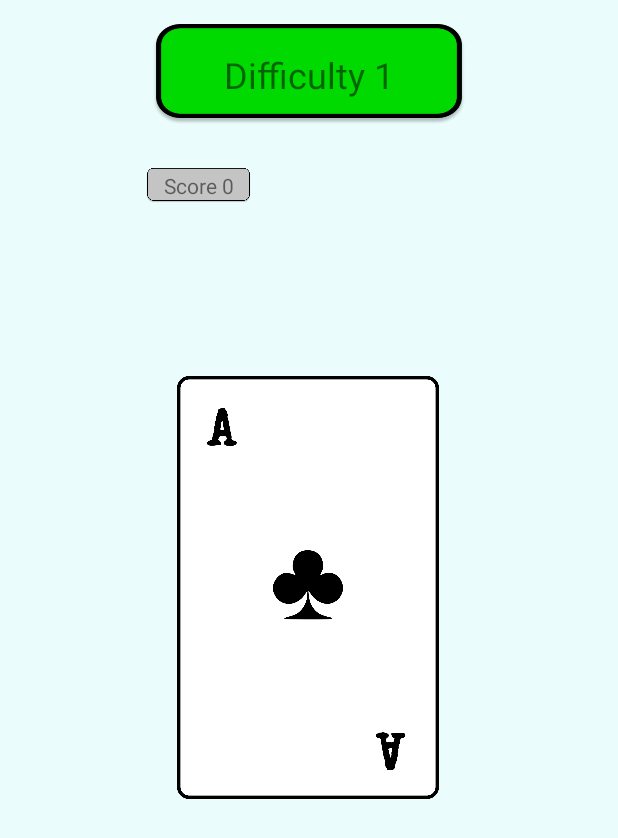
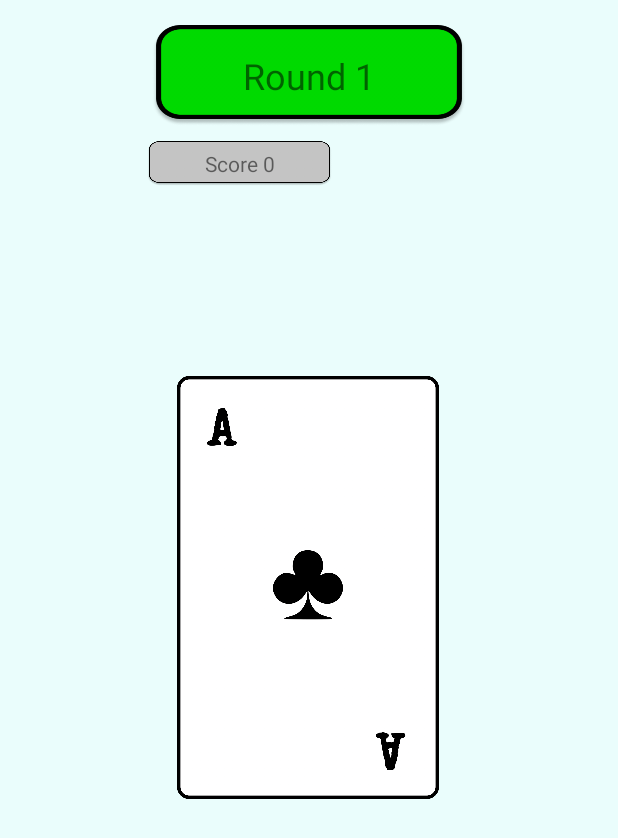
Before and after one commit to tuktukjohansson/ReaktionSpel, an Android app: the MainGameActivity screen opened directly, with no data from a screen before it, after a tap on "READY UP!", on a phone screen of 412 x 824 dp. Shown: the top 838 px of the screen. Run offline under Robolectric (Android 15) with nearby library versions, the phone set to English and light mode, and no system bars.

Commit message:
Sista Commiten. Nu är appen helt och hållet färdig, har bytt namn på difficulty till rundor istället, all text samt variabelnamn för lättare hantering. Har lagt till två hinder där första hindret kommer vid runda 10 och andra vid runda 18. Detta går väldigt lätt att modifiera för utvecklare för att testa hindren många gånger under kortare tid. Kan ändras i MainGameActivity längst upp. Har lagt till 4 kort i spelet som är de vanliga kortens motsatta färger för förvirring vid spelets gång.

```diff
--- a/app/src/main/java/com/example/mittreaktionspel/Datamanager.kt
+++ b/app/src/main/java/com/example/mittreaktionspel/Datamanager.kt
@@ -2,6 +2,6 @@ package com.example.mittreaktionspel
 
 object Datamanager {
     var score = 0
-    var difficulty = 1
+    var round = 1
     var milishowtime = 1500
 }
--- a/app/src/main/java/com/example/mittreaktionspel/MainGameActivity.kt
+++ b/app/src/main/java/com/example/mittreaktionspel/MainGameActivity.kt
@@ -2,13 +2,20 @@ package com.example.mittreaktionspel
 
 import android.content.Intent
 import android.graphics.Color
+import android.opengl.Visibility
 import androidx.appcompat.app.AppCompatActivity
 import android.os.Bundle
 import android.view.View
 import android.os.CountDownTimer
 import android.provider.ContactsContract
 import android.widget.*
+
+
 class MainGameActivity : AppCompatActivity() {
+    //-----Spawn obstacle at Round-----\\
+    var firstobstacle = 10
+    var secondobstacle = 18
+    //-----Spawn obstacle at Round-----\\
     // ---------------------------------Variabler --------------------------------------\\
     var kort = 0
     var milirandomdelaytime = 0
@@ -16,14 +23,19 @@ class MainGameActivity : AppCompatActivity() {
         R.drawable.redheart, R.drawable.reddiamond,
         R.drawable.blackclubs, R.drawable.blackspade
     )
+    var listofalerts = listOf(R.drawable.blacknow,R.drawable.rednblacknow)
+    lateinit var alertview : ImageView
+    lateinit var closealertview : ImageButton
     var listofbuttons = listOf<ImageButton>()
-    lateinit var Cardimage : ImageView
+    lateinit var Cardimage: ImageView
+
     // ---------------------------------------------------------------------------------\\
     // ---------------------------------On Create-------------------------------------- \\
     override fun onCreate(savedInstanceState: Bundle?) {
         super.onCreate(savedInstanceState)
         setContentView(R.layout.activity_main_game)
-
+        alertview = findViewById<ImageView>(R.id.alert)
+        closealertview = findViewById<ImageButton>(R.id.closealert)
         Cardimage = findViewById<ImageView>(R.id.imagecard)
         resetgame()
         listofbuttons = listOf<ImageButton>(
@@ -31,6 +43,7 @@ class MainGameActivity : AppCompatActivity() {
             findViewById(R.id.clubsbutton), findViewById(R.id.spadebutton)
         )
     }
+
     // --------------------------------------------------------------------------------- \\
     // ------------------------------------Main Game------------------------------------ \\
     fun Startgamebutton(view: View) {
@@ -39,11 +52,12 @@ class MainGameActivity : AppCompatActivity() {
         val Difficultytextbox = findViewById<TextView>(R.id.difficulty)
         val Answertextbox = findViewById<TextView>(R.id.Answerbox)
         Answertextbox.setText("")
-        Difficultytextbox.setText("Difficulty ${Datamanager.difficulty}")
+        Difficultytextbox.setText("Round ${Datamanager.round}")
         val timer2 = object : CountDownTimer(milirandomdelaytime.toLong(), 1000) {
             override fun onTick(millisUntilFinished: Long) {
                 startgamegone()
             }
+
             override fun onFinish() {
                 val timer = object : CountDownTimer(Datamanager.milishowtime.toLong(), 1000) {
                     override fun onTick(millisUntilFinished: Long) {
@@ -53,6 +67,9 @@ class MainGameActivity : AppCompatActivity() {
                     override fun onFinish() {
                         buttonsvisable()
                         Cardimage.setImageResource(R.drawable.cards)
+                        if (kort > 3){
+                            kort = kort - 4
+                        }
                     }
                 }
                 timer.start()
@@ -60,6 +77,7 @@ class MainGameActivity : AppCompatActivity() {
         }
         timer2.start()
     }
+
     // ------------------------------GONE-VISIBILITY----------------------------------- \\
     fun buttonsvisable() {
         var i = 0
@@ -69,6 +87,7 @@ class MainGameActivity : AppCompatActivity() {
             i++
         }
     }
+
     fun iconbuttonsgone() {
         var i = 0
         for (x in listofbuttons) {
@@ -76,14 +95,18 @@ class MainGameActivity : AppCompatActivity() {
             i++
         }
     }
+
     fun startgamevisable() {
         val startgamebutton = findViewById<Button>(R.id.startgamebutton)
         startgamebutton.visibility = View.VISIBLE
+
     }
+
     fun startgamegone() {
         val startgamebutton = findViewById<Button>(R.id.startgamebutton)
         startgamebutton.visibility = View.GONE
     }
+
     // --------------------------------ACTION ON ANSWER---------------------------------- \\
     fun Answerheart(view: View) {
         if (kort == 0) {
@@ -92,6 +115,7 @@ class MainGameActivity : AppCompatActivity() {
             felsvar()
         }
     }
+
     fun Answerdiamond(view: View) {
         if (kort == 1) {
             rattsvar()
@@ -99,6 +123,7 @@ class MainGameActivity : AppCompatActivity() {
             felsvar()
         }
     }
+
     fun Answerclubs(view: View) {
         if (kort == 2) {
             rattsvar()
@@ -106,6 +131,7 @@ class MainGameActivity : AppCompatActivity() {
             felsvar()
         }
     }
+
     fun Answerspade(view: View) {
         if (kort == 3) {
             rattsvar()
@@ -113,41 +139,83 @@ class MainGameActivity : AppCompatActivity() {
             felsvar()
         }
     }
+
     // ------------------------------REPEATING CALCULATIONS----------------------------- \\
     fun runcalcs() {
-        kort = (0..3).random()
-        Datamanager.milishowtime = Datamanager.milishowtime / 10
-        Datamanager.milishowtime = Datamanager.milishowtime * 9
-        milirandomdelaytime = (500..3500).random()
+        if (Datamanager.round > secondobstacle) {
+            kort = (0..7).random()
+            Datamanager.milishowtime = Datamanager.milishowtime / 10
+            Datamanager.milishowtime = Datamanager.milishowtime * 9
+            milirandomdelaytime = (500..2500).random()
+        }
+        else {
+            kort = (0..3).random()
+            Datamanager.milishowtime = Datamanager.milishowtime / 10
+            Datamanager.milishowtime = Datamanager.milishowtime * 9
+            milirandomdelaytime = (500..3500).random()
+        }
     }
+
     // ------------------------------------GAME HANDLER--------------------------------- \\
     var scoreplus = 50
     fun rattsvar() {
         val Answertextbox = findViewById<TextView>(R.id.Answerbox)
         startgamevisable()
         iconbuttonsgone()
-        Datamanager.score = Datamanager.score + 50
-        Datamanager.difficulty++
+        Datamanager.round++
         scoreplus = scoreplus + 20
+        Datamanager.score = Datamanager.score + scoreplus
         showscores()
         Answertextbox.text = "Correct!"
         Answertextbox.setTextColor(Color.parseColor("#26FF2F"))
+        if (Datamanager.round == firstobstacle) {
+            listofcardimages = listOf(
+                R.drawable.blackheart, R.drawable.blackdiamond,
+                R.drawable.blackclubs, R.drawable.blackspade
+            )
+            alertview.setImageResource(listofalerts[0])
+            alertview.visibility = View.VISIBLE
+            closealertview.visibility = View.VISIBLE
+            listofbuttons[0].setImageResource(R.drawable.bhearticon)
+            listofbuttons[1].setImageResource(R.drawable.bdiamondicon)
+            startgamegone()
+        }
+        else if (Datamanager.round == secondobstacle){
+            listofcardimages = listOf(
+                R.drawable.redheart, R.drawable.reddiamond,
+                R.drawable.blackclubs, R.drawable.blackspade,
+                R.drawable.blackheart, R.drawable.blackdiamond,
+                R.drawable.redclubs, R.drawable.redspade
+            )
+            alertview.setImageResource(listofalerts[1])
+            alertview.visibility = View.VISIBLE
+            closealertview.visibility = View.VISIBLE
+            startgamegone()
+        }
     }
+
     fun felsvar() {
         val openendgame = Intent(this, Endgame::class.java)
         startActivity(openendgame)
     }
+
     fun resetgame() {
         kort = 0
         Datamanager.milishowtime = 1500
         milirandomdelaytime = 0
-        Datamanager.difficulty = 1
+        Datamanager.round = 1
         Datamanager.score = 0
         showscores()
     }
+
     fun showscores() {
         val Textbox = findViewById<TextView>(R.id.scoretextbox)
         Textbox.text = "Score ${Datamanager.score}"
     }
+    fun closeinfo( view: View ) {
+        alertview.visibility = View.GONE
+        closealertview.visibility = View.GONE
+        startgamevisable()
+    }
     // --------------------------------------------------------------------------------- \\
 }
--- a/app/src/main/res/layout/activity_main_game.xml
+++ b/app/src/main/res/layout/activity_main_game.xml
@@ -114,32 +114,33 @@
 
     <TextView
         android:id="@+id/scoretextbox"
-        android:layout_width="70dp"
-        android:layout_height="23dp"
-        android:layout_marginTop="32dp"
+        android:layout_width="123dp"
+        android:layout_height="30dp"
+        android:layout_marginTop="10dp"
         android:background="@drawable/scoreview"
         android:gravity="center"
         android:text="Score 0"
         android:textSize="14sp"
-        app:layout_constraintBottom_toTopOf="@+id/Answerbox"
+        app:layout_constraintBottom_toBottomOf="parent"
         app:layout_constraintEnd_toEndOf="parent"
-        app:layout_constraintHorizontal_bias="0.284"
+        app:layout_constraintHorizontal_bias="0.34"
         app:layout_constraintStart_toStartOf="parent"
         app:layout_constraintTop_toBottomOf="@+id/difficulty"
-        app:layout_constraintVertical_bias="0.47" />
+        app:layout_constraintVertical_bias="0.0" />
 
     <TextView
         android:id="@+id/difficulty"
         android:layout_width="209dp"
         android:layout_height="67dp"
-        android:layout_marginTop="16dp"
         android:background="@drawable/difficulty"
         android:gravity="center"
         android:text="Welcome"
         android:textSize="24sp"
+        app:layout_constraintBottom_toBottomOf="parent"
         app:layout_constraintEnd_toEndOf="parent"
         app:layout_constraintStart_toStartOf="parent"
-        app:layout_constraintTop_toTopOf="parent" />
+        app:layout_constraintTop_toTopOf="parent"
+        app:layout_constraintVertical_bias="0.022" />
 
     <TextView
         android:id="@+id/Answerbox"
@@ -152,5 +153,38 @@
         app:layout_constraintEnd_toEndOf="parent"
         app:layout_constraintStart_toStartOf="parent" />
 
+    <ImageView
+        android:id="@+id/alert"
+        android:layout_width="368dp"
+        android:layout_height="202dp"
+        android:elevation="4dp"
+        android:visibility="gone"
+        app:layout_constraintBottom_toBottomOf="parent"
+        app:layout_constraintEnd_toEndOf="parent"
+        app:layout_constraintHorizontal_bias="0.525"
+        app:layout_constraintStart_toStartOf="parent"
+        app:layout_constraintTop_toTopOf="parent"
+        app:layout_constraintVertical_bias="0.499"
+        app:srcCompat="@drawable/blacknow" />
+
+    <ImageButton
+        android:id="@+id/closealert"
+        android:layout_width="30dp"
+        android:layout_height="30dp"
+        android:layout_marginStart="-20dp"
+        android:layout_marginBottom="-20dp"
+        android:background="@android:color/transparent"
+        android:elevation="5dp"
+        android:onClick="closeinfo"
+        android:scaleType="fitXY"
+        android:visibility="gone"
+        app:layout_constraintBottom_toTopOf="@+id/alert"
+        app:layout_constraintEnd_toEndOf="parent"
+        app:layout_constraintHorizontal_bias="0.0"
+        app:layout_constraintStart_toEndOf="@+id/alert"
+        app:layout_constraintTop_toTopOf="parent"
+        app:layout_constraintVertical_bias="1.0"
+        app:srcCompat="@drawable/info" />
+
 
 </androidx.constraintlayout.widget.ConstraintLayout>
--- a/app/src/main/res/layout/endgame_activity.xml
+++ b/app/src/main/res/layout/endgame_activity.xml
@@ -77,7 +77,7 @@
         app:srcCompat="@drawable/bluebutton" />
 
     <ImageView
-        android:id="@+id/imageView2"
+        android:id="@+id/elon"
         android:layout_width="351dp"
         android:layout_height="298dp"
         android:visibility="gone"
```
Also changed, not shown: app/src/main/java/com/example/mittreaktionspel/Endgame.kt (+22 -11 lines), app/src/main/res/drawable/blacknow.png (added), app/src/main/res/drawable/redclubs.png (added), app/src/main/res/drawable/rednblacknow.png (added), app/src/main/res/drawable/redspade.png (added).
